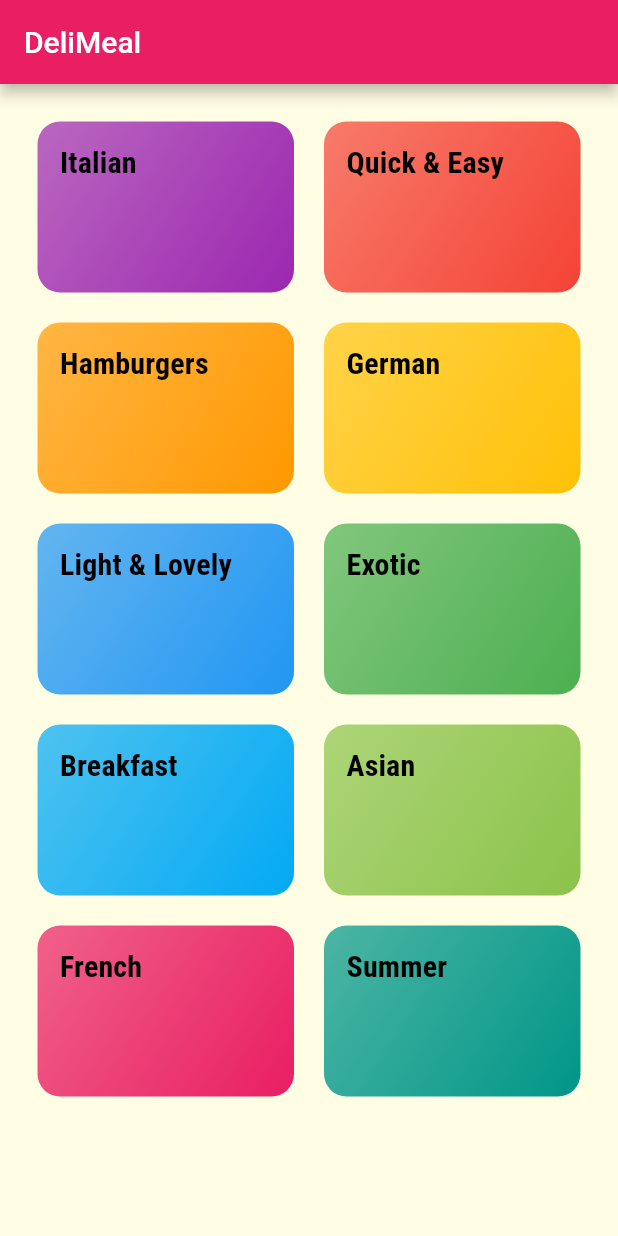
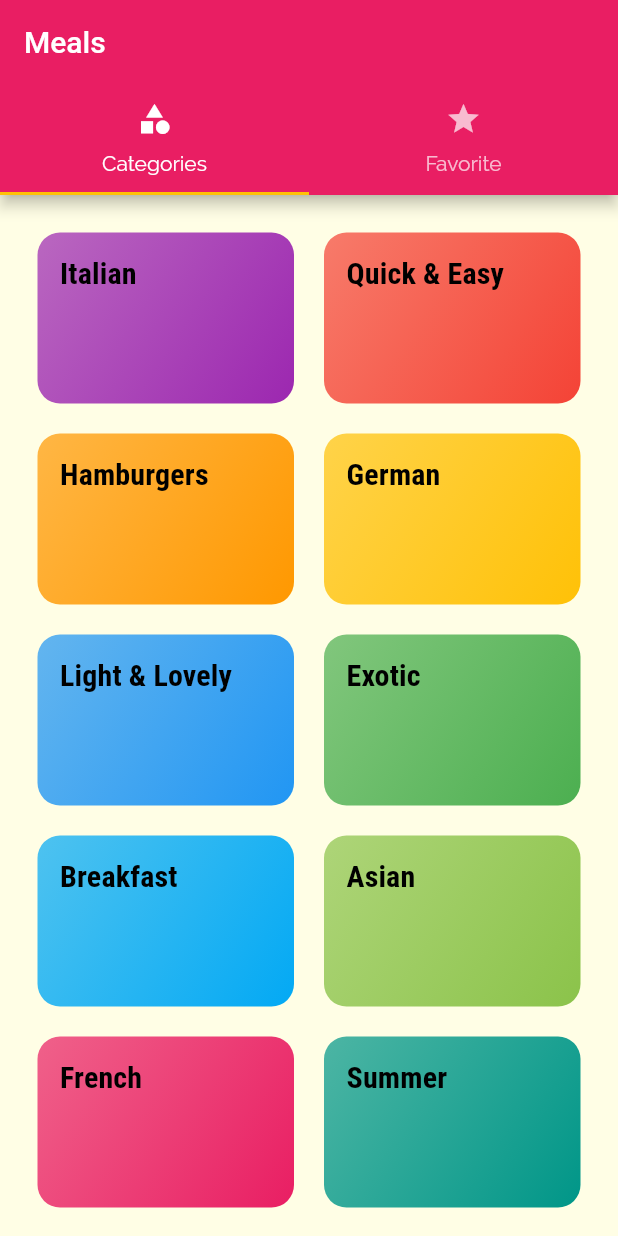
Before and after one commit to ricci1710/flutter_dart_guide, a Flutter app: the screen it shows after launch, on a phone screen of 412 x 824 dp. Run offline on Flutter 3.47's test engine with Material 2 defaults, Android fonts, the light colour scheme and no system bars.

Commit message:
section7: 174. Adding a TabBar to the AppBar

```diff
--- a/lib/section7/screens/categories_screen.dart
+++ b/lib/section7/screens/categories_screen.dart
@@ -8,11 +8,7 @@ class CategoriesScreen extends StatelessWidget {
 
   @override
   Widget build(BuildContext context) {
-    return Scaffold(
-      appBar: AppBar(
-        title: const Text('DeliMeal'),
-      ),
-      body: GridView(
+    return GridView(
       padding: const EdgeInsets.all(25),
       gridDelegate: const SliverGridDelegateWithMaxCrossAxisExtent(
         maxCrossAxisExtent: 200,
@@ -29,7 +25,6 @@ class CategoriesScreen extends StatelessWidget {
             ),
           )
           .toList(),
-      ),
     );
   }
 }
--- /dev/null
+++ b/lib/section7/screens/favorites_screen.dart
@@ -0,0 +1,12 @@
+import 'package:flutter/material.dart';
+
+class FavoritesScreen extends StatelessWidget {
+  const FavoritesScreen({Key? key}) : super(key: key);
+
+  @override
+  Widget build(BuildContext context) {
+    return const Center(
+      child: Text('The Favorites'),
+    );
+  }
+}
--- /dev/null
+++ b/lib/section7/screens/tabs_screen.dart
@@ -0,0 +1,43 @@
+import 'package:flutter/material.dart';
+import 'package:flutter_dart_guide/section7/screens/favorites_screen.dart';
+
+import './categories_screen.dart';
+
+class TabsScreen extends StatefulWidget {
+  const TabsScreen({Key? key}) : super(key: key);
+
+  @override
+  State<TabsScreen> createState() => _TabsScreenState();
+}
+
+class _TabsScreenState extends State<TabsScreen> {
+  @override
+  Widget build(BuildContext context) {
+    return DefaultTabController(
+      length: 2,
+      child: Scaffold(
+        appBar: AppBar(
+          title: const Text('Meals'),
+          bottom: const TabBar(
+            tabs: <Widget>[
+              Tab(
+                icon: Icon(Icons.category),
+                text: 'Categories',
+              ),
+              Tab(
+                icon: Icon(Icons.star),
+                text: 'Favorite',
+              ),
+            ],
+          ),
+        ),
+        body: TabBarView(
+          children: <Widget>[
+            CategoriesScreen(),
+            FavoritesScreen(),
+          ],
+        ),
+      ),
+    );
+  }
+}
--- a/lib/section7/section7_main_app.dart
+++ b/lib/section7/section7_main_app.dart
@@ -5,6 +5,7 @@ import 'package:flutter/material.dart';
 import './screens/categories_screen.dart';
 import './screens/category_meals_screen.dart';
 import './screens/meal_detail_screen.dart';
+import './screens/tabs_screen.dart';
 
 class Section7MainApp extends StatelessWidget {
   const Section7MainApp({super.key});
@@ -36,7 +37,7 @@ class Section7MainApp extends StatelessWidget {
       ),
       initialRoute: '/',
       routes: {
-        '/': (ctx) => const CategoriesScreen(),
+        '/': (ctx) => const TabsScreen(),
         CategoryMealsScreen.routeName: (ctx) => const CategoryMealsScreen(),
         MealDetailScreen.routeName: (ctx) => const MealDetailScreen(),
       },
```
Lines whose indentation alone changed are shown as unchanged.
